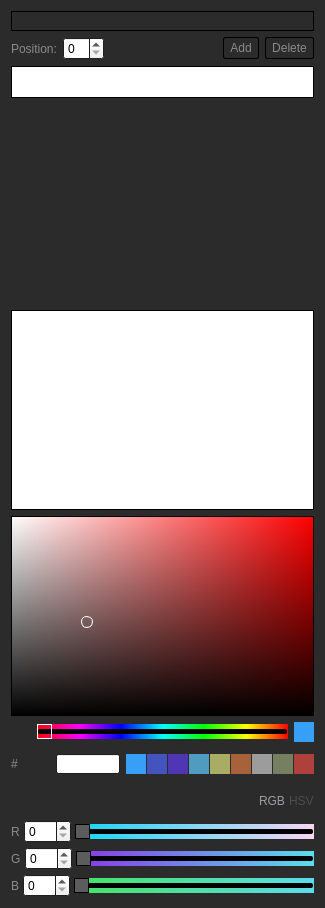
zenustech/zeno, file ui/zenoedit/panel/zenoheatmapeditor.ui: the form before one commit.
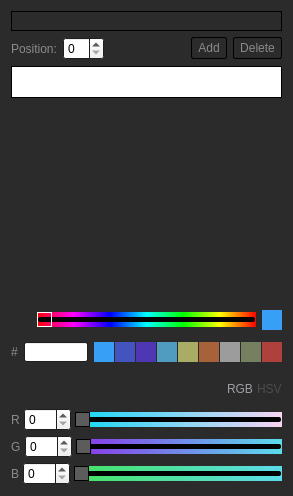
The form after the commit. Icons and pictures are not drawn. Custom widgets are drawn as their Qt base class.

Commit message: [dev] hsv color view

The edit to the form file:
```diff
--- a/ui/zenoedit/panel/zenoheatmapeditor.ui
+++ b/ui/zenoedit/panel/zenoheatmapeditor.ui
@@ -6,8 +6,8 @@
    <rect>
     <x>0</x>
     <y>0</y>
-    <width>325</width>
-    <height>908</height>
+    <width>293</width>
+    <height>496</height>
    </rect>
   </property>
   <property name="palette">
@@ -325,120 +325,6 @@
        </property>
       </widget>
      </item>
-     <item>
-      <widget class="ZenoHSVColorView" name="hsvColorView">
-       <property name="minimumSize">
-        <size>
-         <width>0</width>
-         <height>200</height>
-        </size>
-       </property>
-       <property name="maximumSize">
-        <size>
-         <width>16777215</width>
-         <height>200</height>
-        </size>
-       </property>
-       <property name="frameShape">
-        <enum>QFrame::Panel</enum>
-       </property>
-       <property name="frameShadow">
-        <enum>QFrame::Plain</enum>
-       </property>
-       <property name="verticalScrollBarPolicy">
-        <enum>Qt::ScrollBarAlwaysOff</enum>
-       </property>
-       <property name="horizontalScrollBarPolicy">
-        <enum>Qt::ScrollBarAlwaysOff</enum>
-       </property>
-      </widget>
-     </item>
-     <item>
-      <widget class="QFrame" name="color_view">
-       <property name="minimumSize">
-        <size>
-         <width>200</width>
-         <height>200</height>
-        </size>
-       </property>
-       <property name="maximumSize">
-        <size>
-         <width>5000</width>
-         <height>5000</height>
-        </size>
-       </property>
-       <property name="styleSheet">
-        <string notr="true">/* ALL CHANGES HERE WILL BE OVERWRITTEN */;
-background-color: qlineargradient(x1:1, x2:0, stop:0 hsl(0%,100%,50%), stop:1 rgba(255, 255, 255, 255));
-        </string>
-       </property>
-       <property name="frameShape">
-        <enum>QFrame::NoFrame</enum>
-       </property>
-       <property name="frameShadow">
-        <enum>QFrame::Plain</enum>
-       </property>
-       <property name="lineWidth">
-        <number>0</number>
-       </property>
-       <layout class="QVBoxLayout" name="verticalLayout_2">
-        <property name="spacing">
-         <number>0</number>
-        </property>
-        <property name="leftMargin">
-         <number>0</number>
-        </property>
-        <property name="topMargin">
-         <number>0</number>
-        </property>
-        <property name="rightMargin">
-         <number>0</number>
-        </property>
-        <property name="bottomMargin">
-         <number>0</number>
-        </property>
-        <item>
-         <widget class="QFrame" name="black_overlay">
-          <property name="styleSheet">
-           <string notr="true">background-color: qlineargradient(spread:pad, x1:0, y1:0, x2:0, y2:1, stop:0 rgba(0, 0, 0, 0), stop:1 rgba(0, 0, 0, 255));
-border: 1px solid black;
-           </string>
-          </property>
-          <property name="frameShape">
-           <enum>QFrame::StyledPanel</enum>
-          </property>
-          <property name="frameShadow">
-           <enum>QFrame::Plain</enum>
-          </property>
-          <property name="lineWidth">
-           <number>0</number>
-          </property>
-          <widget class="QLabel" name="selector">
-           <property name="geometry">
-            <rect>
-             <x>70</x>
-             <y>100</y>
-             <width>12</width>
-             <height>12</height>
-            </rect>
-           </property>
-           <property name="styleSheet">
-            <string notr="true">QLabel{
-	border: 1px solid #FFFFFF;
-	border-radius: 6px;
-	background: transparent;
-}
-</string>
-           </property>
-           <property name="text">
-            <string/>
-           </property>
-          </widget>
-         </widget>
-        </item>
-       </layout>
-      </widget>
-     </item>
      <item>
       <layout class="QHBoxLayout" name="horizontalLayout_2">
        <item>
@@ -483,6 +369,9 @@
     /*margin: -2px 0;  handle is placed by default on the contents rect of the groove. Expand outside the groove */
 }</string>
          </property>
+         <property name="maximum">
+          <number>360</number>
+         </property>
          <property name="orientation">
           <enum>Qt::Horizontal</enum>
          </property>
@@ -1119,12 +1008,6 @@
    <header>panel/zenoheatmapeditor.h</header>
    <container>1</container>
   </customwidget>
-  <customwidget>
-   <class>ZenoHSVColorView</class>
-   <extends>QGraphicsView</extends>
-   <header>panel/zenoheatmapeditor.h</header>
-   <container>1</container>
-  </customwidget>
   <customwidget>
    <class>SVColorView</class>
    <extends>QWidget</extends>
```
Left out of the diff: 6 changed lines with no effect on the pictures. The commit also changes 4 other files.
